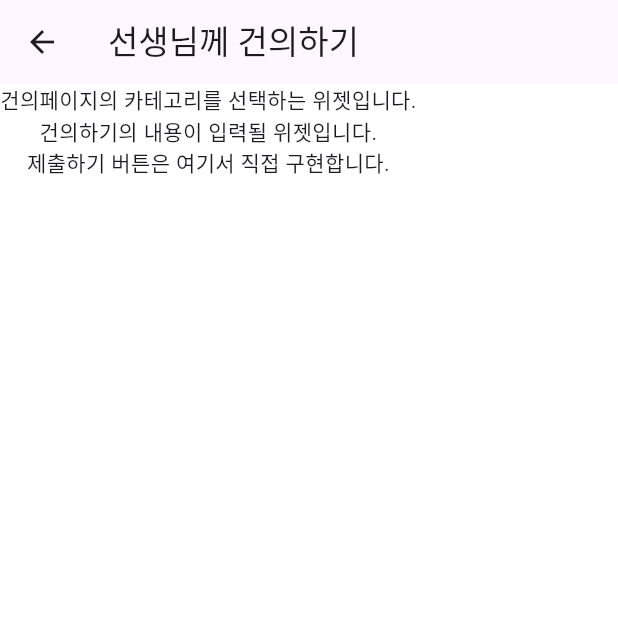
After one commit to LockthePad/PADLOCK, a Flutter app: the ParMainScreen screen opened directly, after a tap on "건의하기 페이지로 이동", on a phone screen of 412 x 824 dp, the top half of it. The commit adds this screen. Run offline on Flutter 3.47's test engine with Material 3 defaults, Android fonts, the light colour scheme and no system bars.

Commit message:
FEAT: 핸드폰 앱 건의하기 페이지 추가

```diff
--- /dev/null
+++ b/frontend/padlock_phone/lib/screens/common/declare_screen.dart
@@ -0,0 +1,25 @@
+import 'package:flutter/material.dart';
+import 'package:padlock_phone/widgets/common/declareScreen/declare_category_widget.dart';
+import 'package:padlock_phone/widgets/common/declareScreen/declare_content_widget.dart';
+
+class DeclareScreen extends StatelessWidget {
+  const DeclareScreen({super.key});
+
+  @override
+  Widget build(BuildContext context) {
+    return Scaffold(
+      appBar: AppBar(
+        title: const Text('선생님께 건의하기'),
+      ),
+      body: SafeArea(
+        child: Column(
+          children: [
+            DeclareCategoryWidget(),
+            DeclareContentWidget(),
+            Text('제출하기 버튼은 여기서 직접 구현합니다.'),
+          ],
+        ),
+      ),
+    );
+  }
+}
--- a/frontend/padlock_phone/lib/screens/parent/par_main_screen.dart
+++ b/frontend/padlock_phone/lib/screens/parent/par_main_screen.dart
@@ -1,4 +1,5 @@
 import 'package:flutter/material.dart';
+import 'package:padlock_phone/screens/common/declare_screen.dart';
 import 'package:padlock_phone/screens/common/notice_screen.dart';
 import 'package:padlock_phone/screens/parent/par_counsel_screen.dart';
 import 'package:padlock_phone/screens/parent/par_gps_check_screen.dart';
@@ -52,6 +53,17 @@ class ParMainScreen extends StatelessWidget {
             },
             child: Text('공지사항 페이지로 이동'),
           ),
+          GestureDetector(
+            onTap: () {
+              Navigator.push(
+                context,
+                MaterialPageRoute(
+                  builder: (context) => const DeclareScreen(),
+                ),
+              );
+            },
+            child: Text('건의하기 페이지로 이동'),
+          ),
         ],
       ),
     );
--- a/frontend/padlock_phone/lib/screens/student/stu_main_screen.dart
+++ b/frontend/padlock_phone/lib/screens/student/stu_main_screen.dart
@@ -1,4 +1,5 @@
 import 'package:flutter/material.dart';
+import 'package:padlock_phone/screens/common/declare_screen.dart';
 import 'package:padlock_phone/screens/common/notice_screen.dart';
 import 'package:padlock_phone/widgets/common/mainScreen/userinfo_widget.dart';
 import 'package:padlock_phone/widgets/student/mainScreen/stu_attendance_state_widget.dart';
@@ -28,6 +29,17 @@ class StuMainScreen extends StatelessWidget {
             },
             child: Text('공지사항 페이지로 이동'),
           ),
+          GestureDetector(
+            onTap: () {
+              Navigator.push(
+                context,
+                MaterialPageRoute(
+                  builder: (context) => const DeclareScreen(),
+                ),
+              );
+            },
+            child: Text('건의하기 페이지로 이동'),
+          ),
         ],
       ),
     );
--- /dev/null
+++ b/frontend/padlock_phone/lib/widgets/common/declareScreen/declare_category_widget.dart
@@ -0,0 +1,12 @@
+import 'package:flutter/material.dart';
+
+class DeclareCategoryWidget extends StatelessWidget {
+  const DeclareCategoryWidget({super.key});
+
+  @override
+  Widget build(BuildContext context) {
+    return Container(
+      child: const Text('건의페이지의 카테고리를 선택하는 위젯입니다.'),
+    );
+  }
+}
--- /dev/null
+++ b/frontend/padlock_phone/lib/widgets/common/declareScreen/declare_content_widget.dart
@@ -0,0 +1,12 @@
+import 'package:flutter/material.dart';
+
+class DeclareContentWidget extends StatelessWidget {
+  const DeclareContentWidget({super.key});
+
+  @override
+  Widget build(BuildContext context) {
+    return Container(
+      child: Text('건의하기의 내용이 입력될 위젯입니다.'),
+    );
+  }
+}
```
